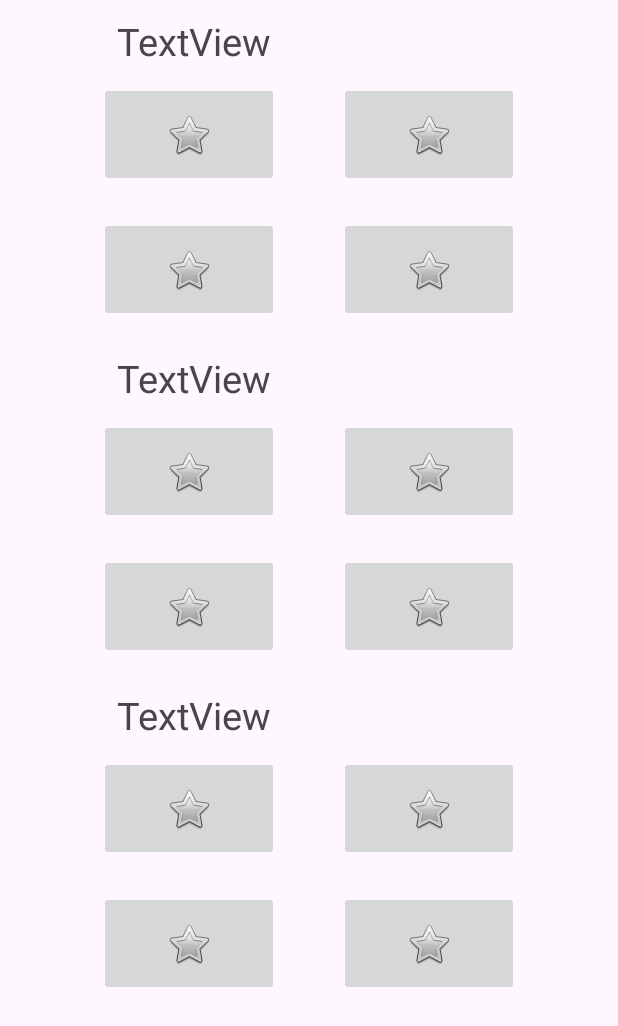
After one commit to baptt123/MusicAPP, an Android app: the TheloaiActivity screen opened directly, with no data from a screen before it, on a phone screen of 412 x 824 dp. The commit adds this screen. Shown: the top 1026 px of the screen. Run offline under Robolectric (Android 15) with nearby library versions, the phone set to English and light mode, and no system bars.

Commit message:
chinh sua thu muc va tao giao dien

```diff
--- a/app/build.gradle.kts
+++ b/app/build.gradle.kts
@@ -28,9 +28,7 @@ android {
         targetCompatibility = JavaVersion.VERSION_1_8
     }
 }
-
 dependencies {
-
     implementation("androidx.appcompat:appcompat:1.6.1")
     implementation("com.google.android.material:material:1.9.0")
     implementation("androidx.constraintlayout:constraintlayout:2.1.4")
@@ -48,7 +46,4 @@ dependencies {
     implementation("androidx.media:media:1.7.0")
     implementation("androidx.media3:media3-ui:1.3.1")
    implementation("androidx.legacy:legacy-support-v4:1.0.0")
-
-
-
 }
--- a/app/src/main/java/com/example/appnghenhac/home/HomeActivity.java
+++ b/app/src/main/java/com/example/appnghenhac/activity/HomeActivity.java
@@ -1,4 +1,4 @@
-package com.example.appnghenhac.home;
+package com.example.appnghenhac.activity;
 
 import android.annotation.SuppressLint;
 import android.annotation.TargetApi;
@@ -16,7 +16,7 @@ import androidx.fragment.app.FragmentManager;
 import com.example.appnghenhac.R;
 import com.example.appnghenhac.fragment.SearchFragment;
 
-public class HomeActivity extends AppCompatActivity {
+public class  HomeActivity extends AppCompatActivity {
     private WebView webView;
     private Button btn_dowload;
     @Override
--- a/app/src/main/java/com/example/appnghenhac/rating/RatingActivity.java
+++ b/app/src/main/java/com/example/appnghenhac/activity/RatingActivity.java
@@ -1,4 +1,4 @@
-package com.example.appnghenhac.rating;
+package com.example.appnghenhac.activity;
 
 import android.content.Intent;
 import android.os.Bundle;
@@ -7,7 +7,7 @@ import androidx.appcompat.app.AppCompatActivity;
 import com.example.appnghenhac.R;
 import com.example.appnghenhac.adapter.UserTopAdapter;
 import com.example.appnghenhac.asynctask.GetUserTop;
-import com.example.appnghenhac.main.MainActivity;
+import com.example.appnghenhac.activity.MainActivity;
 import com.example.appnghenhac.model.Music;
 
 import java.util.ArrayList;
--- /dev/null
+++ b/app/src/main/java/com/example/appnghenhac/activity/TheloaiActivity.java
@@ -0,0 +1,16 @@
+package com.example.appnghenhac.activity;
+
+import androidx.appcompat.app.AppCompatActivity;
+
+import android.os.Bundle;
+
+import com.example.appnghenhac.R;
+
+public class TheloaiActivity extends AppCompatActivity {
+
+    @Override
+    protected void onCreate(Bundle savedInstanceState) {
+        super.onCreate(savedInstanceState);
+        setContentView(R.layout.activity_the_loai);
+    }
+}
--- a/app/src/main/java/com/example/appnghenhac/adapter/HistoryAdapter.java
+++ b/app/src/main/java/com/example/appnghenhac/adapter/HistoryAdapter.java
@@ -34,7 +34,7 @@ public class HistoryAdapter extends ArrayAdapter<Music> {
         convertView = layoutInflater.inflate(IDlayout, null);
         //tao object va set up de xuat thanh listview
         Music music = objects.get(position);
-        TextView textView = convertView.findViewById(R.id.history);
+        TextView textView = convertView.findViewById(R.id.textView2);
         textView.setText(String.valueOf(music.getHistory()));
         return convertView;
     }
--- a/app/src/main/java/com/example/appnghenhac/asynctask/GetArtist.java
+++ b/app/src/main/java/com/example/appnghenhac/asynctask/GetArtist.java
@@ -1,6 +1,6 @@
 package com.example.appnghenhac.asynctask;
 import android.widget.Toast;
-import com.example.appnghenhac.main.MainActivity;
+import com.example.appnghenhac.activity.MainActivity;
 import com.google.gson.Gson;
 import com.google.gson.JsonArray;
 import com.google.gson.JsonParser;
--- a/app/src/main/java/com/example/appnghenhac/asynctask/GetUserTop.java
+++ b/app/src/main/java/com/example/appnghenhac/asynctask/GetUserTop.java
@@ -2,9 +2,9 @@ package com.example.appnghenhac.asynctask;
 
 import android.os.AsyncTask;
 import android.util.Log;
-import com.example.appnghenhac.main.MainActivity;
-import com.example.appnghenhac.rating.RatingActivity;
-import com.google.gson.*;
+
+import com.example.appnghenhac.activity.RatingActivity;
+
 import okhttp3.OkHttpClient;
 import okhttp3.Request;
 import okhttp3.Response;
--- a/app/src/main/res/layout/activity_main.xml
+++ b/app/src/main/res/layout/activity_main.xml
@@ -4,7 +4,7 @@
         xmlns:tools="http://schemas.android.com/tools"
         android:layout_width="match_parent"
         android:layout_height="match_parent" xmlns:app="http://schemas.android.com/apk/res-auto"
-        tools:context=".main.MainActivity">
+        tools:context=".activity.MainActivity">
     <TextView android:layout_width="wrap_content" android:layout_height="match_parent"
               android:id="@+id/textdata"
               android:text="@string/helloworld"
--- /dev/null
+++ b/app/src/main/res/layout/activity_the_loai.xml
@@ -0,0 +1,257 @@
+<?xml version="1.0" encoding="utf-8"?>
+<androidx.constraintlayout.widget.ConstraintLayout xmlns:android="http://schemas.android.com/apk/res/android"
+    xmlns:app="http://schemas.android.com/apk/res-auto"
+    xmlns:tools="http://schemas.android.com/tools"
+    android:layout_width="match_parent"
+    android:layout_height="match_parent"
+    tools:context=".activity.TheloaiActivity">
+
+    <TableLayout
+        android:id="@+id/tl1"
+        android:layout_width="match_parent"
+        android:layout_height="wrap_content"
+        app:layout_constraintTop_toTopOf="parent"
+        tools:layout_editor_absoluteX="0dp"
+        android:layout_marginTop="10dp"
+        android:layout_marginBottom="10dp">
+
+        <TableRow
+            android:layout_width="match_parent"
+            android:layout_height="53dp">
+
+            <TextView
+                android:id="@+id/tv1"
+                android:layout_width="100dp"
+                android:layout_height="match_parent"
+                android:layout_gravity="center"
+                android:layout_marginStart="50dp"
+                android:text="TextView"
+                android:textSize="25dp" />
+        </TableRow>
+
+        <TableRow
+            android:layout_width="match_parent"
+            android:layout_height="match_parent"
+            android:gravity="center">
+
+            <ImageButton
+                android:id="@+id/ib1"
+                android:layout_width="120dp"
+                android:layout_height="70dp"
+                android:layout_marginLeft="20dp"
+                android:layout_marginRight="20dp"
+                android:layout_marginTop="10dp"
+                android:layout_marginBottom="10dp"
+                android:contentDescription="A tiny Android icon"
+                android:src="@android:drawable/btn_star" />
+
+            <ImageButton
+                android:id="@+id/ib2"
+                android:layout_width="120dp"
+                android:layout_height="70dp"
+                android:layout_marginLeft="20dp"
+                android:layout_marginRight="20dp"
+                android:layout_marginTop="10dp"
+                android:layout_marginBottom="10dp"
+                android:contentDescription="A tiny Android icon"
+                android:src="@android:drawable/btn_star" />
+        </TableRow>
+
+        <TableRow
+            android:layout_width="match_parent"
+            android:layout_height="match_parent"
+            android:gravity="center">
+
+            <ImageButton
+                android:id="@+id/ib3"
+                android:layout_width="120dp"
+                android:layout_height="70dp"
+                android:layout_marginLeft="20dp"
+                android:layout_marginRight="20dp"
+                android:layout_marginTop="10dp"
+                android:layout_marginBottom="10dp"
+                android:contentDescription="A tiny Android icon"
+                android:src="@android:drawable/btn_star" />
+
+            <ImageButton
+                android:id="@+id/ib4"
+                android:layout_width="120dp"
+                android:layout_height="70dp"
+                android:layout_marginLeft="20dp"
+                android:layout_marginRight="20dp"
+                android:layout_marginTop="10dp"
+                android:layout_marginBottom="10dp"
+                android:contentDescription="A tiny Android icon"
+                android:src="@android:drawable/btn_star" />
+        </TableRow>
+
+    </TableLayout>
+
+    <TableLayout
+        android:id="@+id/tl2"
+        android:layout_width="match_parent"
+        android:layout_height="wrap_content"
+        app:layout_constraintBottom_toBottomOf="parent"
+        app:layout_constraintTop_toBottomOf="@+id/tl1"
+        app:layout_constraintVertical_bias="0"
+        tools:layout_editor_absoluteX="0dp"
+        android:layout_marginTop="10dp"
+        android:layout_marginBottom="10dp">
+
+        <TableRow
+            android:layout_width="match_parent"
+            android:layout_height="match_parent">
+
+            <TextView
+                android:id="@+id/tv2"
+                android:layout_width="100dp"
+                android:layout_height="match_parent"
+                android:layout_gravity="center"
+                android:layout_marginStart="50dp"
+                android:text="TextView"
+                android:textSize="25dp" />
+        </TableRow>
+
+        <TableRow
+            android:layout_width="match_parent"
+            android:layout_height="match_parent"
+            android:gravity="center">
+
+            <ImageButton
+                android:id="@+id/ib9"
+                android:layout_width="120dp"
+                android:layout_height="70dp"
+                android:layout_marginLeft="20dp"
+                android:layout_marginRight="20dp"
+                android:layout_marginTop="10dp"
+                android:layout_marginBottom="10dp"
+
+                android:contentDescription="A tiny Android icon"
+                android:src="@android:drawable/btn_star" />
+
+            <ImageButton
+                android:id="@+id/ib10"
+                android:layout_width="120dp"
+                android:layout_height="70dp"
+                android:layout_marginLeft="20dp"
+                android:layout_marginRight="20dp"
+                android:layout_marginTop="10dp"
+                android:layout_marginBottom="10dp"
+                android:contentDescription="A tiny Android icon"
+                android:src="@android:drawable/btn_star" />
+        </TableRow>
+
+        <TableRow
+            android:layout_width="match_parent"
+            android:layout_height="match_parent"
+            android:gravity="center">
+
+            <ImageButton
+                android:id="@+id/ib11"
+                android:layout_width="120dp"
+                android:layout_height="70dp"
+                android:layout_marginLeft="20dp"
+                android:layout_marginRight="20dp"
+                android:layout_marginTop="10dp"
+                android:layout_marginBottom="10dp"
+                android:contentDescription="A tiny Android icon"
+                android:src="@android:drawable/btn_star" />
+
+            <ImageButton
+                android:id="@+id/ib12"
+                android:layout_width="120dp"
+                android:layout_height="70dp"
+                android:layout_marginLeft="20dp"
+                android:layout_marginRight="20dp"
+                android:layout_marginTop="10dp"
+                android:layout_marginBottom="10dp"
+                android:contentDescription="A tiny Android icon"
+                android:src="@android:drawable/btn_star" />
+        </TableRow>
+
+    </TableLayout>
+
+    <TableLayout
+        android:id="@+id/tl3"
+        android:layout_width="match_parent"
+        android:layout_height="wrap_content"
+        app:layout_constraintBottom_toBottomOf="parent"
+        app:layout_constraintTop_toBottomOf="@+id/tl2"
+        app:layout_constraintVertical_bias="0"
+        tools:layout_editor_absoluteX="0dp"
+        android:layout_marginTop="10dp"
+        android:layout_marginBottom="10dp">
+
+        <TableRow
+            android:layout_width="match_parent"
+            android:layout_height="match_parent">
+
+            <TextView
+                android:id="@+id/tv3"
+                android:layout_width="100dp"
+                android:layout_height="match_parent"
+                android:layout_gravity="center"
+                android:layout_marginStart="50dp"
+                android:text="TextView"
+                android:textSize="25dp" />
+        </TableRow>
+
+        <TableRow
+            android:layout_width="match_parent"
+            android:layout_height="match_parent"
+            android:gravity="center">
+
+            <ImageButton
+                android:id="@+id/ib5"
+                android:layout_width="120dp"
+                android:layout_height="70dp"
+                android:layout_marginLeft="20dp"
+                android:layout_marginRight="20dp"
+                android:layout_marginTop="10dp"
+                android:layout_marginBottom="10dp"
+
+                android:contentDescription="A tiny Android icon"
+                android:src="@android:drawable/btn_star" />
+
+            <ImageButton
+                android:id="@+id/ib6"
+                android:layout_width="120dp"
+                android:layout_height="70dp"
+                android:layout_marginLeft="20dp"
+                android:layout_marginRight="20dp"
+                android:layout_marginTop="10dp"
+                android:layout_marginBottom="10dp"
+                android:contentDescription="A tiny Android icon"
+                android:src="@android:drawable/btn_star" />
+        </TableRow>
+
+        <TableRow
+            android:layout_width="match_parent"
+            android:layout_height="match_parent"
+            android:gravity="center">
+
+            <ImageButton
+                android:id="@+id/ib7"
+                android:layout_width="120dp"
+                android:layout_height="70dp"
+                android:layout_marginLeft="20dp"
+                android:layout_marginRight="20dp"
+                android:layout_marginTop="10dp"
+                android:layout_marginBottom="10dp"
+                android:contentDescription="A tiny Android icon"
+                android:src="@android:drawable/btn_star" />
+
+            <ImageButton
+                android:id="@+id/ib8"
+                android:layout_width="120dp"
+                android:layout_height="70dp"
+                android:layout_marginLeft="20dp"
+                android:layout_marginRight="20dp"
+                android:layout_marginTop="10dp"
+                android:layout_marginBottom="10dp"
+                android:contentDescription="A tiny Android icon"
+                android:src="@android:drawable/btn_star" />
+        </TableRow>
+
+    </TableLayout>
+</androidx.constraintlayout.widget.ConstraintLayout>
--- a/app/src/main/res/layout/rating_board.xml
+++ b/app/src/main/res/layout/rating_board.xml
@@ -4,7 +4,7 @@
         xmlns:tools="http://schemas.android.com/tools"
         android:layout_width="match_parent"
         android:layout_height="match_parent" xmlns:app="http://schemas.android.com/apk/res-auto"
-        tools:context=".rating.RatingActivity"
+        tools:context=".activity.RatingActivity"
         android:background="@color/sky_blue">
     <TextView android:layout_width="wrap_content"
               android:layout_height="wrap_content"
```
Also changed, not shown: app/src/main/AndroidManifest.xml (+28 -34 lines), app/src/main/java/com/example/appnghenhac/activity/HistoryActivity.java (renamed from app/src/main/java/com/example/appnghenhac/historyplaylist/HistoryActivity.java, +16 -6 lines), app/src/main/java/com/example/appnghenhac/activity/MainActivity.java (renamed from app/src/main/java/com/example/appnghenhac/main/MainActivity.java, +8 -21 lines), app/src/main/java/com/example/appnghenhac/activity/PlayMusicActivity.java (renamed from app/src/main/java/com/example/appnghenhac/playmusic/PlayMusicActivity.java, +15 -7 lines), app/src/main/res/layout/activity_history_playlist.xml (added, +68 -0 lines), app/src/main/res/layout/history_playlist.xml (deleted, +0 -21 lines), app/src/main/res/layout/list_item_history.xml (deleted, +0 -8 lines), app/src/main/res/layout/sub_list_history.xml (added, +45 -0 lines), app/src/main/res/layout/test_play_music.xml (+13 -6 lines).
